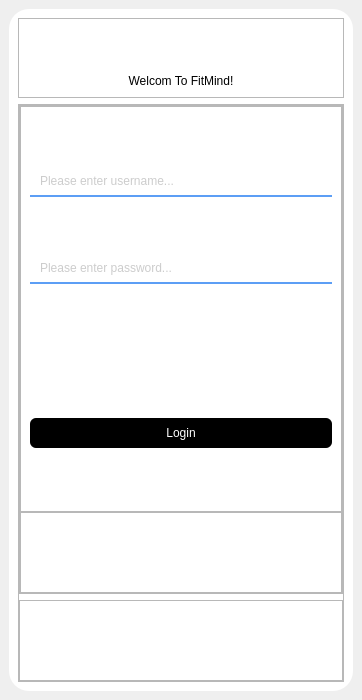
First picture: the form in Client/ui/FitMind_Client_Login.ui, repository aud13d/FitMind, before the edit.
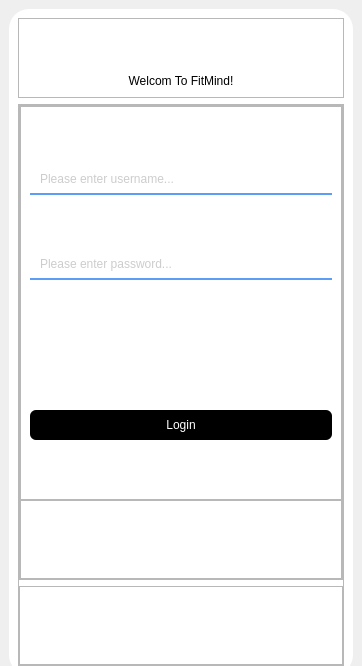
Second picture: the form after the edit. Icons and pictures are not drawn.

Commit message: Added connections between signals and slots between interfaces, and implemented minimization and restoration of the NewTrain interface

The edit to the form file:
```diff
--- a/Client/ui/FitMind_Client_Login.ui
+++ b/Client/ui/FitMind_Client_Login.ui
@@ -7,7 +7,7 @@
     <x>0</x>
     <y>0</y>
     <width>362</width>
-    <height>700</height>
+    <height>666</height>
    </rect>
   </property>
   <property name="minimumSize">
```
The commit also changes 3 other files.
